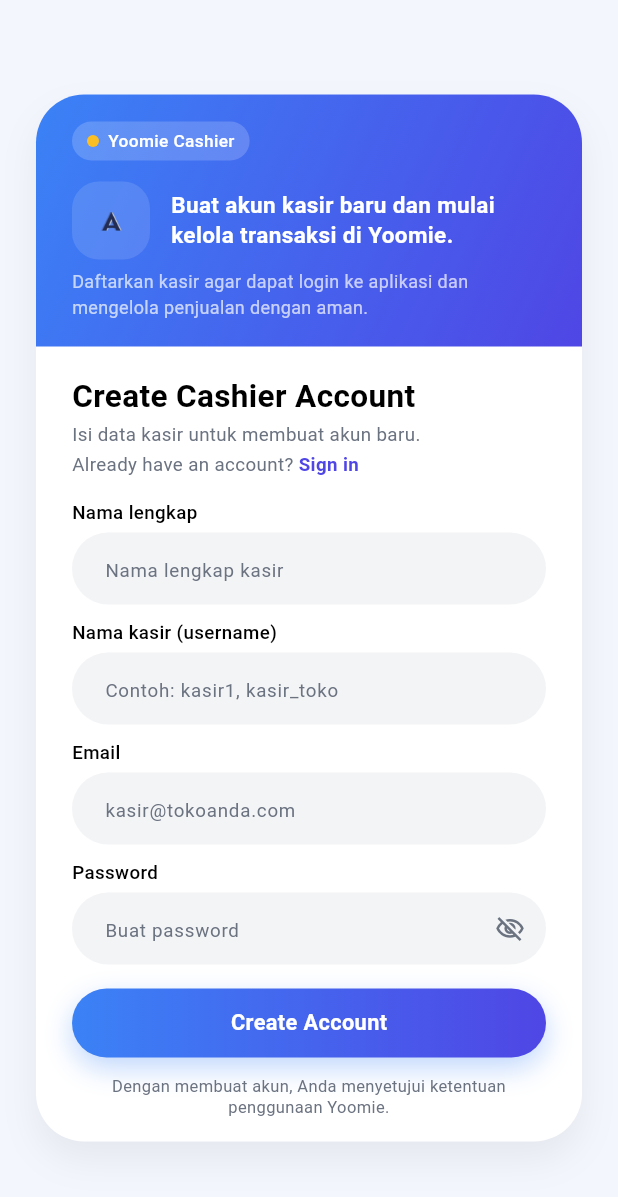
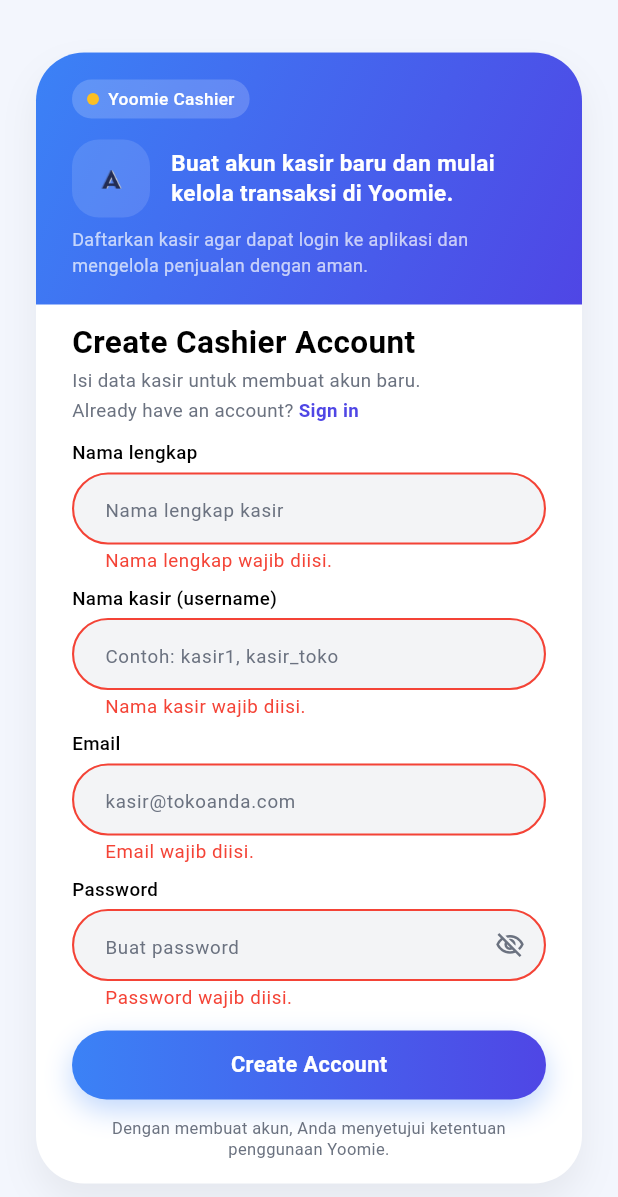
Before and after one commit to najmiiqbalhanif/Aplikasi-Kasir-Yoomie, a Flutter app: the RegisterPage screen opened directly, after a tap on "Create Account", on a phone screen of 412 x 824 dp. Shown: the top 1197 px of the screen. Run offline on Flutter 3.47's test engine with Material 3 defaults, Android fonts, the phone set to English and light mode, and no system bars; our stand-ins replace flutter_local_notifications, image_picker, rxdart, shared_preferences; accounts and stored records are empty.

Commit message:
edit psw

```diff
--- a/lib/presentation/pages/register.dart
+++ b/lib/presentation/pages/register.dart
@@ -11,15 +11,46 @@ class RegisterPage extends StatefulWidget {
 }
 
 class _RegisterPageState extends State<RegisterPage> {
+  // === FORM KEY untuk validasi ===
+  final _formKey = GlobalKey<FormState>();
+  AutovalidateMode _autoValidateMode = AutovalidateMode.disabled;
+
   final TextEditingController fullNameController = TextEditingController();
   final TextEditingController cashierNameController = TextEditingController();
   final TextEditingController emailController = TextEditingController();
   final TextEditingController passwordController = TextEditingController();
+
   final AuthService authService = AuthService();
 
   bool _obscurePassword = true;
 
-  void registerCashier() async {
+  // === VALIDASI PASSWORD (minimal 8 karakter) ===
+  String? _passwordValidator(String? value) {
+    final pw = (value ?? '');
+
+    if (pw.trim().isEmpty) return 'Password wajib diisi.';
+    if (pw.length < 8) return 'Password minimal 8 karakter.';
+
+    // WAJIB ADA KARAKTER SPESIAL
+    final hasSpecial = RegExp(r'[^A-Za-z0-9]').hasMatch(pw);
+    if (!hasSpecial) return 'Password harus mengandung minimal 1 karakter.';
+
+    return null;
+  }
+
+  bool get _isPasswordInvalid {
+    final err = _passwordValidator(passwordController.text);
+    return err != null;
+  }
+
+  Future<void> registerCashier() async {
+    setState(() {
+      // setelah user klik submit, validasi langsung aktif untuk semua field
+      _autoValidateMode = AutovalidateMode.onUserInteraction;
+    });
+
+    if (!_formKey.currentState!.validate()) return;
+
     final cashier = Cashier(
       fullName: fullNameController.text.trim(),
       cashierName: cashierNameController.text.trim(),
@@ -28,6 +59,8 @@ class _RegisterPageState extends State<RegisterPage> {
     );
 
     final success = await authService.register(cashier);
+
+    if (!mounted) return;
 
     if (success) {
       ScaffoldMessenger.of(context).showSnackBar(
@@ -60,7 +93,47 @@ class _RegisterPageState extends State<RegisterPage> {
     const primaryGradientStart = Color(0xFF3B82F6);
     const primaryGradientEnd = Color(0xFF4F46E5);
 
-    final double maxCardWidth = 420;
+    final double maxCardWidth = 400;
+
+    InputDecoration pillDecoration({
+      required String hintText,
+      Widget? suffixIcon,
+    }) {
+      return InputDecoration(
+        hintText: hintText,
+        hintStyle: const TextStyle(fontSize: 12.5, color: textGrey),
+        filled: true,
+        fillColor: const Color(0xFFF3F4F6),
+        contentPadding: const EdgeInsets.symmetric(horizontal: 18, vertical: 12),
+
+        // normal border (tidak terlihat)
+        enabledBorder: OutlineInputBorder(
+          borderRadius: BorderRadius.circular(999),
+          borderSide: BorderSide.none,
+        ),
+        focusedBorder: OutlineInputBorder(
+          borderRadius: BorderRadius.circular(999),
+          borderSide: BorderSide.none,
+        ),
+
+        // ERROR border merah (sesuai yang kamu mau)
+        errorBorder: OutlineInputBorder(
+          borderRadius: BorderRadius.circular(999),
+          borderSide: const BorderSide(color: Colors.red, width: 1.4),
+        ),
+        focusedErrorBorder: OutlineInputBorder(
+          borderRadius: BorderRadius.circular(999),
+          borderSide: const BorderSide(color: Colors.red, width: 1.6),
+        ),
+
+        suffixIcon: suffixIcon,
+        errorStyle: const TextStyle(
+          color: Colors.red,
+          fontSize: 12.5,
+          height: 1,
+        ),
+      );
+    }
 
     return Scaffold(
       backgroundColor: backgroundColor,
@@ -84,7 +157,7 @@ class _RegisterPageState extends State<RegisterPage> {
               child: Column(
                 mainAxisSize: MainAxisSize.min,
                 children: [
-                  // PANEL GRADASI (dipadatkan paddingnya)
+                  // PANEL GRADASI
                   Container(
                     width: double.infinity,
                     padding: const EdgeInsets.fromLTRB(24, 18, 24, 18),
@@ -177,9 +250,12 @@ class _RegisterPageState extends State<RegisterPage> {
                     ),
                   ),
 
-                  // FORM REGISTER (spacing diperkecil)
+                  // FORM REGISTER
                   Padding(
-                    padding: const EdgeInsets.fromLTRB(24, 18, 24, 16),
+                    padding: const EdgeInsets.fromLTRB(24, 10, 24, 16),
+                    child: Form(
+                      key: _formKey,
+                      autovalidateMode: _autoValidateMode,
                       child: Column(
                         crossAxisAlignment: CrossAxisAlignment.start,
                         children: [
@@ -227,7 +303,7 @@ class _RegisterPageState extends State<RegisterPage> {
                               ),
                             ],
                           ),
-                        const SizedBox(height: 14),
+                          const SizedBox(height: 10),
 
                           const Text(
                             'Nama lengkap',
@@ -237,25 +313,15 @@ class _RegisterPageState extends State<RegisterPage> {
                             ),
                           ),
                           const SizedBox(height: 4),
-                        TextField(
+                          TextFormField(
                             controller: fullNameController,
-                          decoration: InputDecoration(
+                            decoration: pillDecoration(
                               hintText: 'Nama lengkap kasir',
-                            hintStyle: const TextStyle(
-                              fontSize: 12.5,
-                              color: textGrey,
                             ),
-                            filled: true,
-                            fillColor: const Color(0xFFF3F4F6),
-                            contentPadding: const EdgeInsets.symmetric(
-                              horizontal: 18,
-                              vertical: 12,
-                            ),
-                            border: OutlineInputBorder(
-                              borderRadius: BorderRadius.circular(999),
-                              borderSide: BorderSide.none,
-                            ),
-                          ),
+                            validator: (v) =>
+                            (v == null || v.trim().isEmpty)
+                                ? 'Nama lengkap wajib diisi.'
+                                : null,
                           ),
 
                           const SizedBox(height: 10),
@@ -268,25 +334,15 @@ class _RegisterPageState extends State<RegisterPage> {
                             ),
                           ),
                           const SizedBox(height: 4),
-                        TextField(
+                          TextFormField(
                             controller: cashierNameController,
-                          decoration: InputDecoration(
+                            decoration: pillDecoration(
                               hintText: 'Contoh: kasir1, kasir_toko',
-                            hintStyle: const TextStyle(
-                              fontSize: 12.5,
-                              color: textGrey,
                             ),
-                            filled: true,
-                            fillColor: const Color(0xFFF3F4F6),
-                            contentPadding: const EdgeInsets.symmetric(
-                              horizontal: 18,
-                              vertical: 12,
-                            ),
-                            border: OutlineInputBorder(
-                              borderRadius: BorderRadius.circular(999),
-                              borderSide: BorderSide.none,
-                            ),
-                          ),
+                            validator: (v) =>
+                            (v == null || v.trim().isEmpty)
+                                ? 'Nama kasir wajib diisi.'
+                                : null,
                           ),
 
                           const SizedBox(height: 10),
@@ -299,26 +355,19 @@ class _RegisterPageState extends State<RegisterPage> {
                             ),
                           ),
                           const SizedBox(height: 4),
-                        TextField(
+                          TextFormField(
                             controller: emailController,
                             keyboardType: TextInputType.emailAddress,
-                          decoration: InputDecoration(
+                            decoration: pillDecoration(
                               hintText: 'kasir@tokoanda.com',
-                            hintStyle: const TextStyle(
-                              fontSize: 12.5,
-                              color: textGrey,
                             ),
-                            filled: true,
-                            fillColor: const Color(0xFFF3F4F6),
-                            contentPadding: const EdgeInsets.symmetric(
-                              horizontal: 18,
-                              vertical: 12,
-                            ),
-                            border: OutlineInputBorder(
-                              borderRadius: BorderRadius.circular(999),
-                              borderSide: BorderSide.none,
-                            ),
-                          ),
+                            validator: (v) {
+                              final val = (v ?? '').trim();
+                              if (val.isEmpty) return 'Email wajib diisi.';
+                              final ok = RegExp(r'^\S+@\S+\.\S+$').hasMatch(val);
+                              if (!ok) return 'Format email tidak valid.';
+                              return null;
+                            },
                           ),
 
                           const SizedBox(height: 10),
@@ -331,26 +380,36 @@ class _RegisterPageState extends State<RegisterPage> {
                             ),
                           ),
                           const SizedBox(height: 4),
-                        TextField(
+
+                          // === PASSWORD (border merah + icon error ketika invalid) ===
+                          TextFormField(
                             controller: passwordController,
                             obscureText: _obscurePassword,
-                          decoration: InputDecoration(
+                            onChanged: (_) {
+                              // biar icon/error berubah realtime
+                              setState(() {});
+                            },
+                            validator: _passwordValidator,
+                            decoration: pillDecoration(
                               hintText: 'Buat password',
-                            hintStyle: const TextStyle(
-                              fontSize: 12.5,
-                              color: textGrey,
+                              suffixIcon: Row(
+                                mainAxisSize: MainAxisSize.min,
+                                children: [
+                                  // icon merah (!) muncul kalau invalid
+                                  if (_autoValidateMode ==
+                                      AutovalidateMode.onUserInteraction &&
+                                      passwordController.text.isNotEmpty &&
+                                      _isPasswordInvalid)
+                                    const Padding(
+                                      padding: EdgeInsets.only(right: 4),
+                                      child: Icon(
+                                        Icons.error_outline,
+                                        color: Colors.red,
+                                        size: 20,
                                       ),
-                            filled: true,
-                            fillColor: const Color(0xFFF3F4F6),
-                            contentPadding: const EdgeInsets.symmetric(
-                              horizontal: 18,
-                              vertical: 12,
                                     ),
-                            border: OutlineInputBorder(
-                              borderRadius: BorderRadius.circular(999),
-                              borderSide: BorderSide.none,
-                            ),
-                            suffixIcon: IconButton(
+
+                                  IconButton(
                                     icon: Icon(
                                       _obscurePassword
                                           ? Icons.visibility_off_outlined
@@ -363,6 +422,8 @@ class _RegisterPageState extends State<RegisterPage> {
                                         _obscurePassword = !_obscurePassword;
                                       });
                                     },
+                                  ),
+                                ],
                               ),
                             ),
                           ),
@@ -420,6 +481,7 @@ class _RegisterPageState extends State<RegisterPage> {
                         ],
                       ),
                     ),
+                  ),
                 ],
               ),
             ),
```
Lines whose indentation alone changed are shown as unchanged.
